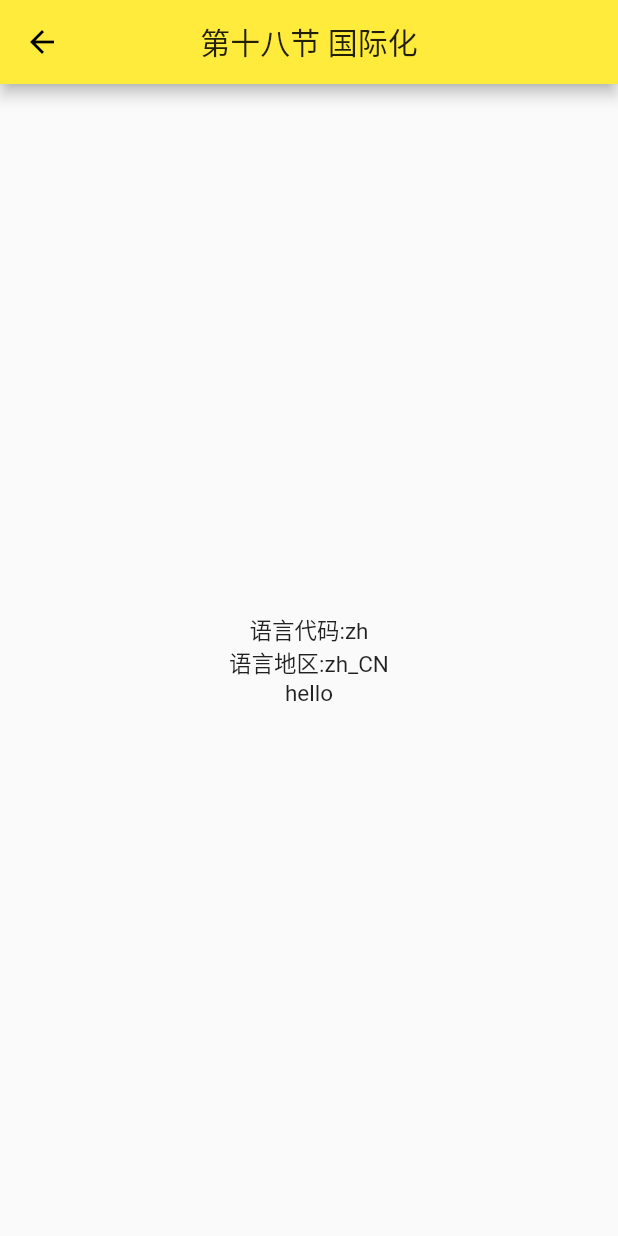
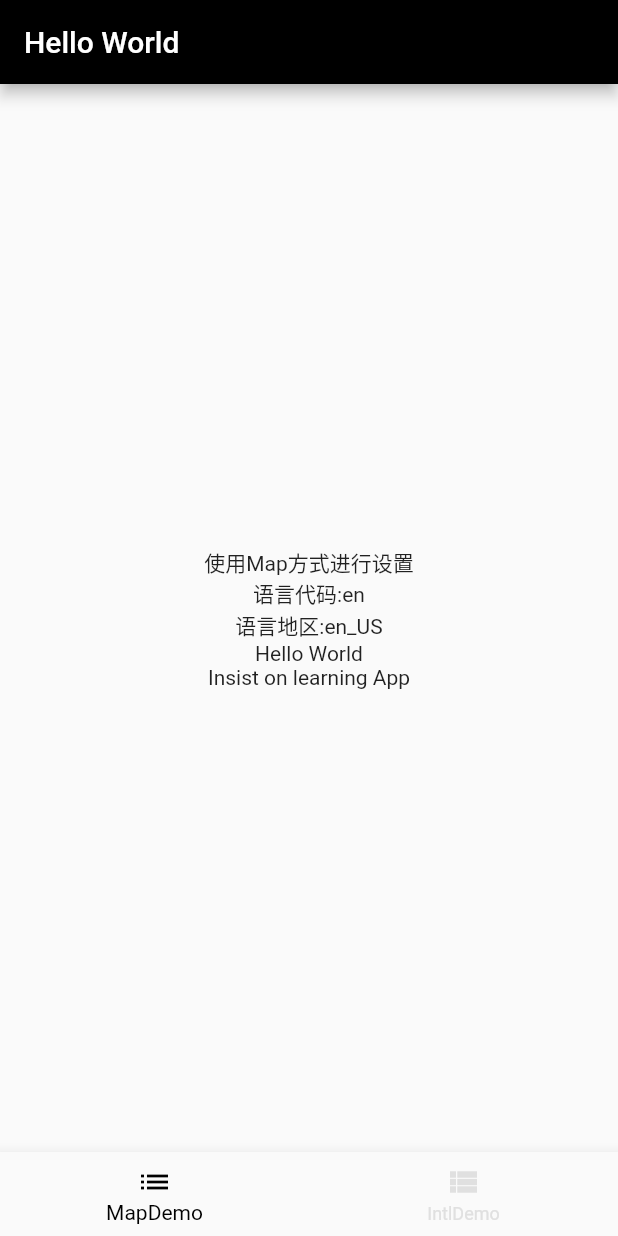
Before and after one commit to mrerhuo/learn_flutter_app, a Flutter app: the Chapter18Home screen opened directly, on a phone screen of 412 x 824 dp. Run offline on Flutter 3.47's test engine with Material 2 defaults, Android fonts, the phone set to English and light mode, and no system bars; our stand-ins replace rxdart.

Commit message:
语言国际化操作

```diff
--- a/lib/chapter18/Chapter18Home.dart
+++ b/lib/chapter18/Chapter18Home.dart
@@ -1,8 +1,7 @@
 import 'package:flutter/material.dart';
-
-//import 'LocalLangs.dart';
-import 'SetLangDemo.dart';
-
+import 'NavBarBottom.dart';
+import 'LangViewDemo1.dart';
+import 'LangViewDemo2.dart';
 class Chapter18Home extends StatefulWidget {
   Chapter18Home({Key key}) : super(key: key);
   @override
@@ -10,55 +9,26 @@ class Chapter18Home extends StatefulWidget {
 }
 
 class _Chapter18HomeState extends State<Chapter18Home> {
+    final _widgetList = [
+    //body集合，类是与Fragment
+    LangViewDemo1(),
+    LangViewDemo2()
+  ];
+
+  // 当前选中的索引
+  int _currentIndex = 0;
+  //item点击事件
+  _onTapHandler(int index) {
+    setState(() {
+      _currentIndex = index;
+    });
+  }
+
   @override
   Widget build(BuildContext context) {
     return Scaffold(
-        resizeToAvoidBottomInset: false, //键盘
-        appBar: AppBar(
-          title: Text('第十八节 国际化'),
-          centerTitle: true,
-        ),
-        body: LangDemo());
-  }
-}
-
-// class I18Demo extends StatefulWidget {
-//   I18Demo({Key key}) : super(key: key);
-
-//   @override
-//   _I18DemoState createState() => _I18DemoState();
-// }
-
-// class _I18DemoState extends State<I18Demo> {
-//   @override
-//   Widget build(BuildContext context) {
-
-//     return Center(
-//        child: Column(
-//          mainAxisAlignment: MainAxisAlignment.center,
-//          children: <Widget>[
-
-//          ],
-//        ),
-//     );
-//   }
-// }
-
-class LangDemo extends StatelessWidget {
-  const LangDemo({Key key}) : super(key: key);
-  @override
-  Widget build(BuildContext context) {
-    Locale _locale=Localizations.localeOf(context);
-
-    return Center(
-      child: Column(
-        mainAxisAlignment: MainAxisAlignment.center,
-        children: <Widget>[
-           Text('语言代码:${_locale.languageCode}'),
-           Text('语言地区:${_locale.toString()}'),
-           Text(SetLangDemo.of(context).title),
-        ],
-      ),
+      body: _widgetList[_currentIndex],
+      bottomNavigationBar: NavBarBottom(currentIndex:_currentIndex,callBack: (value)=>_onTapHandler(value)),
     );
   }
 }
--- /dev/null
+++ b/lib/chapter18/LangDemo1.dart
@@ -0,0 +1,41 @@
+import 'package:flutter/material.dart';
+import 'package:flutter/foundation.dart'show SynchronousFuture;
+
+class LangDemo1 {
+  final Locale locale;
+  LangDemo1(this.locale);
+  static Map<String, Map<String, String>> _localizedValues = {
+    'en': {
+      'title': 'Hello World',
+      'appName':'Insist on learning App'
+    },
+    'zh': {
+      'title': '你好，世界！',
+      'appName':'坚持学习App'
+    },
+  };
+  String get title {
+    return _localizedValues[locale.languageCode]['title'];
+  }
+    String get appName {
+    return _localizedValues[locale.languageCode]['appName'];
+  }
+  static LangDemo1 of(BuildContext context) {
+    return Localizations.of<LangDemo1>(context, LangDemo1);
+  }
+}
+
+class LangDemo1Delegate extends LocalizationsDelegate<LangDemo1> {
+  const LangDemo1Delegate();
+
+  @override
+  bool isSupported(Locale locale) => ['en', 'zh'].contains(locale.languageCode);
+
+  @override
+  Future<LangDemo1> load(Locale locale) {
+    return SynchronousFuture<LangDemo1>(LangDemo1(locale));
+  }
+
+  @override
+  bool shouldReload(LangDemo1Delegate old) => false;
+}
--- /dev/null
+++ b/lib/chapter18/LangDemo2.dart
@@ -0,0 +1,40 @@
+import 'package:flutter/material.dart';
+import 'package:intl/intl.dart';
+import '../i18n/lang_messages_all.dart';
+
+class LangDemo2 {
+  static Future<LangDemo2> load(Locale locale) {
+    final String name =
+        locale.countryCode.isEmpty ? locale.languageCode : locale.toString();
+    final String localeName = Intl.canonicalizedLocale(name);
+
+    return initializeMessages(localeName).then((_) {
+      Intl.defaultLocale=localeName;
+      return LangDemo2();
+    });
+  }
+
+  static LangDemo2 of(BuildContext context) {
+    return Localizations.of<LangDemo2>(context, LangDemo2);
+  }
+
+  String get title =>
+      Intl.message('hello', name: 'title', desc: 'demo localizations');
+  String greet(String name) => Intl.message('hello $name',
+      name: 'greet', desc: 'greet someone', args: [name]);
+}
+
+class LangDemo2Delegate extends LocalizationsDelegate<LangDemo2> {
+  const LangDemo2Delegate();
+
+  @override
+  bool isSupported(Locale locale) => ['en', 'zh'].contains(locale.languageCode);
+
+  @override
+  Future<LangDemo2> load(Locale locale) {
+    return LangDemo2.load(locale);
+  }
+
+  @override
+  bool shouldReload(LangDemo2Delegate old) => false;
+}
--- /dev/null
+++ b/lib/chapter18/LangViewDemo1.dart
@@ -0,0 +1,58 @@
+import 'package:flutter/material.dart';
+import 'package:flutter_localizations/flutter_localizations.dart';
+import 'LangDemo1.dart';
+
+class LangViewDemo1 extends StatelessWidget {
+  const LangViewDemo1({Key key}) : super(key: key);
+  @override
+  Widget build(BuildContext context) {
+    return MaterialApp(
+        debugShowCheckedModeBanner: false, //显示开发模式标签
+        ////根据系统设置默认语言
+        // localeResolutionCallback: (locale, supportedLocales) {
+        //   return Locale('en', 'US');
+        // },
+        localizationsDelegates: [
+          LangDemo1Delegate(),
+          GlobalMaterialLocalizations.delegate,
+          GlobalWidgetsLocalizations.delegate,
+        ],
+        supportedLocales: [
+          Locale('en', 'US'),
+          Locale('zh', 'CN'),
+        ],
+        locale: const Locale('en'), //测试切换本地语言显示
+        title: 'Map 语言国际化',
+        home: Demo1View(),
+        theme: ThemeData(
+            primaryColor: Colors.black,
+            primarySwatch: Colors.blue,
+            highlightColor: Color.fromRGBO(255, 255, 255, 0.5), //选中动画颜色
+            splashColor: Colors.blue //水波纹
+            ));
+  }
+}
+
+class Demo1View extends StatelessWidget {
+  @override
+  Widget build(BuildContext context) {
+    Locale _locale = Localizations.localeOf(context);
+    return Scaffold(
+      appBar: AppBar(
+        title: Text(LangDemo1.of(context).title),
+      ),
+      body: Center(
+        child: Column(
+          mainAxisAlignment: MainAxisAlignment.center,
+          children: <Widget>[
+            Text('使用Map方式进行设置'),
+            Text('语言代码:${_locale.languageCode}'),
+            Text('语言地区:${_locale.toString()}'),
+            Text(LangDemo1.of(context).title),
+            Text(LangDemo1.of(context).appName)
+          ],
+        ),
+      ),
+    );
+  }
+}
--- /dev/null
+++ b/lib/chapter18/NavBarBottom.dart
@@ -0,0 +1,30 @@
+import 'package:flutter/material.dart';
+
+class NavBarBottom extends StatefulWidget {
+  final callBack;
+  final int currentIndex;
+  NavBarBottom({Key key,this.currentIndex, this.callBack}) : super(key: key);
+  @override
+  _NavBarBottomState createState() => _NavBarBottomState();
+}
+
+class _NavBarBottomState extends State<NavBarBottom> {
+  void onTapHandler(int index) {
+    widget.callBack(index);
+  }
+  @override
+  Widget build(BuildContext context) {
+    return BottomNavigationBar(
+        currentIndex: widget.currentIndex, //当前选中默认是0开始
+        type: BottomNavigationBarType.fixed, //强制生效
+        fixedColor: Colors.black,//选中颜色
+        unselectedItemColor: Colors.grey[300],//未选中颜色
+        onTap: onTapHandler,
+        items: [
+          BottomNavigationBarItem(
+              icon: Icon(Icons.list), title: Text('MapDemo')),
+          BottomNavigationBarItem(
+              icon: Icon(Icons.view_list), title: Text('IntlDemo'))
+        ]);
+  }
+}
--- a/lib/chapter18/SetLangDemo.dart
+++ /dev/null
@@ -1,63 +0,0 @@
-import 'package:flutter/material.dart';
-import 'package:intl/intl.dart';
-import '../i18n/messages_all.dart';
-
-class SetLangDemo {
-
-
-
-
-  // static Map<String, Map<String, String>> _localized = {
-  //   'en': {'title': 'hello！'},
-  //   'zh': {'title': '你好！'},
-  // };
-
-  static SetLangDemo of(BuildContext context){
-    return Localizations.of<SetLangDemo>(context,SetLangDemo);
-  }
-
-    static Future<SetLangDemo> load(Locale locale) {
-    final String name =
-        locale.countryCode.isEmpty ? locale.languageCode : locale.toString();
-
-    final String localeName = Intl.canonicalizedLocale(name);
-
-    return initializeMessages(localeName).then((bool _) {
-      Intl.defaultLocale = localeName;
-      return SetLangDemo();
-    });
-  }
-
-  String get title => Intl.message(
-    'hello',
-    name: 'title',
-    desc: 'demo localizations.',
-  );
-
-  String greet(String name) => Intl.message(
-    'hello $name',
-    name: 'greet',
-    desc: 'greet someone.',
-    args: [name],
-  );
-}
-
-class SetLangDemoDelegate
-    extends LocalizationsDelegate<SetLangDemo> {
-  SetLangDemoDelegate();
-
-  @override
-  Future<SetLangDemo> load(Locale locale) {
-    return SetLangDemo.load(locale);
-  }
-
-  @override
-  bool isSupported(Locale locale) {
-    return true;
-  }
-
-  @override
-  bool shouldReload(LocalizationsDelegate<SetLangDemo> old) {
-    return false;
-  }
-}
--- a/lib/i18n/intl_en.arb
+++ b/lib/i18n/intl_en.arb
@@ -1,5 +1,5 @@
 {
-  "@@last_modified": "2020-02-19T22:11:58.646903",
+  "@@last_modified": "2020-02-20T14:46:33.820140",
   "title": "hello",
   "@title": {
     "description": "demo localizations",
--- a/lib/i18n/intl_messages.arb
+++ b/lib/i18n/intl_messages.arb
@@ -1,5 +1,5 @@
 {
-  "@@last_modified": "2020-02-19T22:11:58.646903",
+  "@@last_modified": "2020-02-20T14:46:33.820140",
   "title": "hello",
   "@title": {
     "description": "demo localizations",
--- a/lib/i18n/intl_zh.arb
+++ b/lib/i18n/intl_zh.arb
@@ -1,8 +1,8 @@
 {
-  "@@last_modified": "2020-02-19T22:11:58.646903",
+  "@@last_modified": "2020-02-20T14:46:33.820140",
   "title": "你好",
   "@title": {
-    "description": "demo localizations",
+    "description": "问候某人",
     "type": "text",
     "placeholders": {}
   },
--- a/lib/index.dart
+++ b/lib/index.dart
@@ -25,7 +25,7 @@ class Index extends StatelessWidget {
   Widget build(BuildContext context) {
     return Scaffold(
       appBar: AppBar(
-        title: Text('坚持学习App'),
+        title: Text('国际化语言'),
         centerTitle: true, //title居中
         elevation: 0, //是否显示Bar阴影
       ),
```
Also changed, not shown: lib/App.dart (+0 -16 lines), lib/chapter18/Chapter18.dart (+0 -11 lines), lib/chapter18/LangViewDemo2.dart (added, +97 -0 lines), lib/chapter18/LocalLangs.dart (deleted, +0 -35 lines), lib/i18n/lang_messages_all.dart (renamed from lib/i18n/messages_all.dart, +9 -1 lines), lib/i18n/lang_messages_messages.dart (added, +29 -0 lines), lib/i18n/lang_messages_en.dart (renamed from lib/i18n/messages_en.dart), lib/i18n/lang_messages_zh.dart (renamed from lib/i18n/messages_zh.dart), 1 other file.
